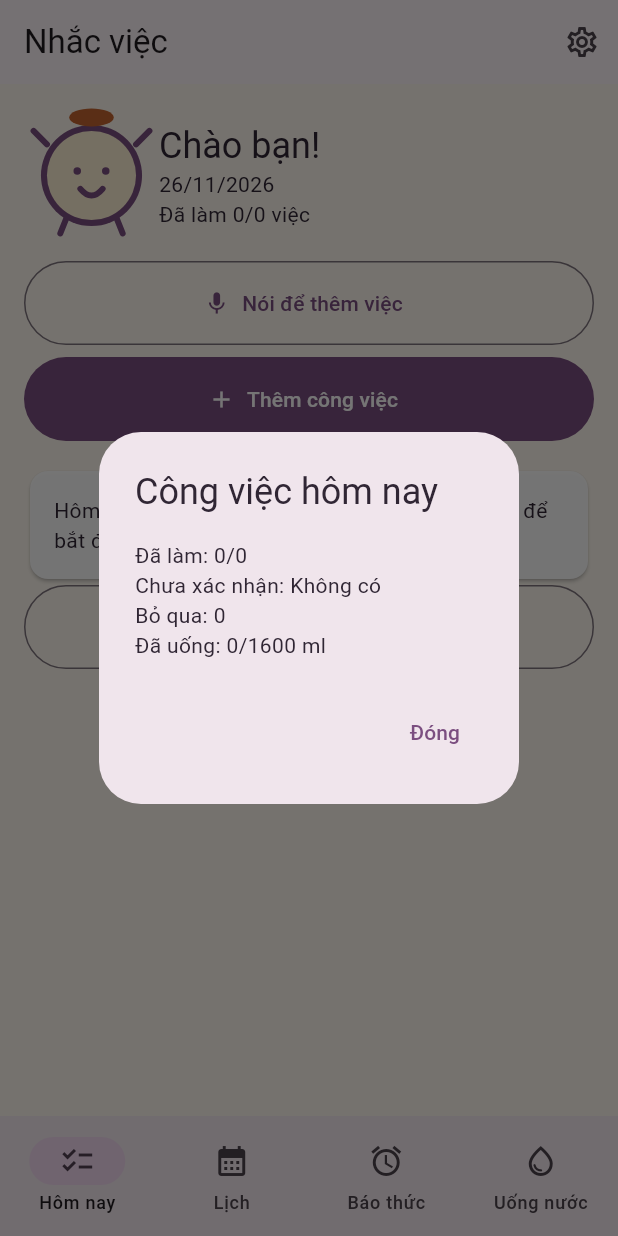
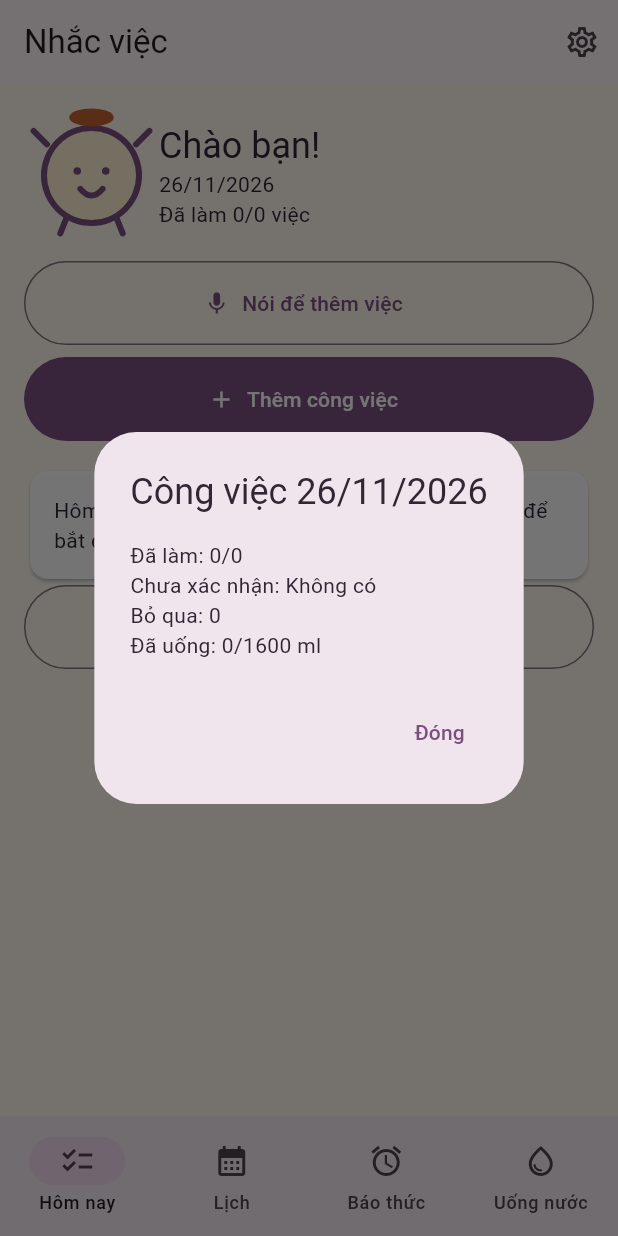
Before and after one commit to bannie-test/thu-ki-lam-viec, a Flutter app: the screen it shows after launch, after a tap on "Xem tổng kết hôm nay", on a phone screen of 412 x 824 dp. Run offline on Flutter 3.47's test engine with Material 3 defaults, Android fonts, the phone set to English and light mode, and no system bars; our stand-ins replace flutter_local_notifications, flutter_secure_storage, image_picker, shared_preferences, speech_to_text, timezone; missing offline and left inert: vnlunar; Roboto replaces fonts that are missing (BeVietnamPro).

Commit message:
Fix form syntax, persist snoozes and add full-screen alarm controls

```diff
--- a/lib/main.dart
+++ b/lib/main.dart
@@ -1,6 +1,8 @@
 import 'dart:io';
+import 'dart:convert';
 import 'package:flutter/material.dart';
 import 'package:flutter_localizations/flutter_localizations.dart';
+import 'package:flutter_local_notifications/flutter_local_notifications.dart';
 import 'package:shared_preferences/shared_preferences.dart';
 import 'package:speech_to_text/speech_to_text.dart';
 import 'package:image_picker/image_picker.dart';
@@ -86,7 +88,7 @@ class Home extends StatefulWidget {
 class _HomeState extends State<Home> with WidgetsBindingObserver {
   int tab=0;
   DateTime selected=DateTime.now(),month=DateTime(DateTime.now().year,DateTime.now().month);
-  bool lunarOnly=false,busy=false;
+  bool lunarOnly=false,busy=false,refreshPending=false;
   AppStore get db=>widget.store;
   Reminders get reminders=>widget.reminders;
   @override void initState() {
@@ -105,11 +107,23 @@ class _HomeState extends State<Home> with WidgetsBindingObserver {
   @override void dispose() { WidgetsBinding.instance.removeObserver(this); super.dispose(); }
   @override void didChangeAppLifecycleState(AppLifecycleState state) { if(state==AppLifecycleState.resumed) { setState((){}); reschedule(); } }
   void message(String text) { if(mounted) ScaffoldMessenger.of(context).showSnackBar(SnackBar(content:Text(text))); }
-  Future<void> reschedule() async { if(busy) return; busy=true; try { await reminders.rebuild(); } catch(_) { message('Chưa đặt được một số lời nhắc. Kiểm tra quyền thông báo/báo thức trong Cài đặt.'); } finally { busy=false; } }
+  Future<void> reschedule() async { if(busy) { refreshPending=true; return; } busy=true; try { await reminders.rebuild(); } catch(_) { message('Chưa đặt được một số lời nhắc. Kiểm tra quyền thông báo/báo thức trong Cài đặt.'); } finally { busy=false; if(refreshPending) { refreshPending=false; await reschedule(); } } }
   Future<void> persist() async { await db.save(); await reschedule(); if(mounted) setState((){}); }
   Future<void> showSummaryOrReview(String? payload) async {
-    // Full details use live local data, rather than the notification snapshot.
-    await showDialog<void>(context:context,builder:(c)=>AlertDialog(title:const Text('Công việc hôm nay'),content:SingleChildScrollView(child:Text(db.summary(DateTime.now()))),actions:[TextButton(onPressed:()=>Navigator.pop(c),child:const Text('Đóng'))]));
+    // Full details use live local data for the date carried by the notification.
+    var date=DateTime.now();
+    if(payload!=null) {
+      final p=jsonDecode(payload) as Map<String,dynamic>;
+      if(p['kind']=='alarm') {
+        await showDialog<void>(context:context,barrierDismissible:false,builder:(c)=>AlertDialog(title:const Text('Đến giờ rồi!'),content:Column(mainAxisSize:MainAxisSize.min,children:[const Mascot(size:120),Text(p['body']??'Báo thức')]),actions:[
+          TextButton(onPressed:() async { Navigator.pop(c); await reminders.handle(NotificationResponse(notificationResponseType:NotificationResponseType.selectedNotificationAction,actionId:'snooze',payload:payload)); },child:const Text('10 phút nữa')),
+          FilledButton(onPressed:() async { Navigator.pop(c); await reminders.handle(NotificationResponse(notificationResponseType:NotificationResponseType.selectedNotificationAction,actionId:'done',payload:payload)); },child:const Text('Tắt báo thức')),
+        ]));
+        return;
+      }
+      if(p['day']!=null) { final parts=(p['day'] as String).split('-').map(int.parse).toList(); date=DateTime(parts[0],parts[1],parts[2]); }
+    }
+    await showDialog<void>(context:context,builder:(c)=>AlertDialog(title:Text('Công việc ${dateLabel(date)}'),content:SingleChildScrollView(child:Text(db.summary(date))),actions:[TextButton(onPressed:()=>Navigator.pop(c),child:const Text('Đóng'))]));
   }
   @override Widget build(BuildContext context) {
     final image=db.settings.image;
@@ -221,7 +235,7 @@ class _HomeState extends State<Home> with WidgetsBindingObserver {
       OutlinedButton.icon(onPressed:() async {
         DateTime? d;
         if(useLunar) { d=await pickLunar(due); } else { d=await showDatePicker(context:c,initialDate:due,firstDate:DateTime(2020),lastDate:DateTime(2199)); }
-        if(d!=null) update(()=>due=DateTime(d!.year,d.month,d.day,due.hour,due.minute));
+        if(d!=null) { final picked=d; update(()=>due=DateTime(picked.year,picked.month,picked.day,due.hour,due.minute)); }
       },icon:const Icon(Icons.calendar_month),label:Text('Ngày dương: ${dateLabel(due)}')),
       Builder(builder:(_){ final l=lunar(due); return Text('Âm: ${l[0]}/${l[1]}/${l[2]}${l[3]==1?' (nhuận)':''}'); }),
       OutlinedButton.icon(onPressed:() async { final t=await showTimePicker(context:c,initialTime:TimeOfDay.fromDateTime(due)); if(t!=null) update(()=>due=DateTime(due.year,due.month,due.day,t.hour,t.minute)); },icon:const Icon(Icons.schedule),label:Text('Giờ: ${clock(due)}')),
@@ -229,7 +243,7 @@ class _HomeState extends State<Home> with WidgetsBindingObserver {
       const SizedBox(height:12),DropdownButtonFormField<int>(initialValue:early,decoration:const InputDecoration(labelText:'Nhắc trước'),items:[0,5,10,15,30,60].map((x)=>DropdownMenuItem(value:x,child:Text('$x phút'))).toList(),onChanged:(v)=>update(()=>early=v!)),
       const SizedBox(height:12),TextField(controller:note,maxLines:3,decoration:const InputDecoration(labelText:'Ghi chú')),
       if(repeat=='Hằng năm (âm)') const Text('Ngày 30 chỉ nhắc ở năm có ngày đó. Ngày thuộc tháng nhuận chỉ nhắc khi tháng nhuận tương ứng tồn tại.'),
-    ])))),actions:[TextButton(onPressed:()=>Navigator.pop(c),child:const Text('Hủy')),FilledButton(onPressed:() async {
+    ]))),actions:[TextButton(onPressed:()=>Navigator.pop(c),child:const Text('Hủy')),FilledButton(onPressed:() async {
       if(title.text.trim().isEmpty) { message('Hãy nhập tên công việc.'); return; }
       if(repeat=='Không lặp'&&!due.isAfter(DateTime.now())) { message('Hãy chọn thời gian trong tương lai.'); return; }
       final t=Task(id:original.id,title:title.text.trim(),due:due,category:category,repeat:repeat,early:early,note:note.text,records:Map.from(original.records));
@@ -249,7 +263,7 @@ class _HomeState extends State<Home> with WidgetsBindingObserver {
   Future<void> editAlarm(Alarm? alarm) async {
     var t=TimeOfDay(hour:alarm?.hour??6,minute:alarm?.minute??30);
     final label=TextEditingController(text:alarm?.label??'Thức dậy'); final days={...alarm?.weekdays??[1,2,3,4,5,6,7]};
-    await showDialog<void>(context:context,builder:(c)=>StatefulBuilder(builder:(c,update)=>AlertDialog(title:const Text('Báo thức'),content:SingleChildScrollView(child:Column(mainAxisSize:MainAxisSize.min,children:[TextField(controller:label,decoration:const InputDecoration(labelText:'Tên báo thức')),OutlinedButton(onPressed:() async { final next=await showTimePicker(context:c,initialTime:t); if(next!=null) update(()=>t=next); },child:Text(t.format(c),style:const TextStyle(fontSize:32))),Wrap(spacing:6,children:List.generate(7,(i)=>FilterChip(label:Text(i==6?'CN':'T${i+2}'),selected:days.contains(i+1),onSelected:(v)=>update(() { if(v) { days.add(i+1); } else { days.remove(i+1); } }))),const Text('Báo thức lặp vào những ngày được chọn.') ])),actions:[TextButton(onPressed:()=>Navigator.pop(c),child:const Text('Hủy')),FilledButton(onPressed:() async { if(days.isEmpty) { message('Chọn ít nhất một ngày.'); return; } final a=Alarm(id:alarm?.id??DateTime.now().microsecondsSinceEpoch.toString(),label:label.text.trim().isEmpty?'Báo thức':label.text.trim(),hour:t.hour,minute:t.minute,weekdays:days.toList()..sort()); final index=db.alarms.indexWhere((x)=>x.id==a.id); if(index<0) { db.alarms.add(a); } else { db.alarms[index]=a; } Navigator.pop(c); await persist(); },child:const Text('Lưu'))]))); label.dispose();
+    await showDialog<void>(context:context,builder:(c)=>StatefulBuilder(builder:(c,update)=>AlertDialog(title:const Text('Báo thức'),content:SingleChildScrollView(child:Column(mainAxisSize:MainAxisSize.min,children:[TextField(controller:label,decoration:const InputDecoration(labelText:'Tên báo thức')),OutlinedButton(onPressed:() async { final next=await showTimePicker(context:c,initialTime:t); if(next!=null) update(()=>t=next); },child:Text(t.format(c),style:const TextStyle(fontSize:32))),Wrap(spacing:6,children:List.generate(7,(i)=>FilterChip(label:Text(i==6?'CN':'T${i+2}'),selected:days.contains(i+1),onSelected:(v)=>update(() { if(v) { days.add(i+1); } else { days.remove(i+1); } })))),const Text('Báo thức lặp vào những ngày được chọn.') ])),actions:[TextButton(onPressed:()=>Navigator.pop(c),child:const Text('Hủy')),FilledButton(onPressed:() async { if(days.isEmpty) { message('Chọn ít nhất một ngày.'); return; } final a=Alarm(id:alarm?.id??DateTime.now().microsecondsSinceEpoch.toString(),label:label.text.trim().isEmpty?'Báo thức':label.text.trim(),hour:t.hour,minute:t.minute,weekdays:days.toList()..sort()); final index=db.alarms.indexWhere((x)=>x.id==a.id); if(index<0) { db.alarms.add(a); } else { db.alarms[index]=a; } Navigator.pop(c); await persist(); },child:const Text('Lưu'))]))); label.dispose();
   }
 
   Widget water() {
@@ -317,6 +331,7 @@ class _SettingsPageState extends State<SettingsPage> {
       ListTile(title:const Text('Ngừng hỏi lại từ'),subtitle:Text(s.reviewStop),onTap:() async { final t=await time(s.reviewStop); if(t!=null) { s.reviewStop=t; await save(); } }),
       toggle('Tổng kết cuối ngày',s.summary,(v)=>s.summary=v),ListTile(title:const Text('Giờ tổng kết'),subtitle:Text(s.summaryTime),onTap:() async { final t=await time(s.summaryTime); if(t!=null) { s.summaryTime=t; await save(); } }),
       OutlinedButton(onPressed:widget.reminders.requestPermissions,child:const Text('Cấp quyền thông báo / đúng giờ')),
+      OutlinedButton(onPressed:() async { await widget.reminders.plugin.resolvePlatformSpecificImplementation<AndroidFlutterLocalNotificationsPlugin>()?.requestFullScreenIntentPermission(); },child:const Text('Cho phép báo thức toàn màn hình')),
       OutlinedButton(onPressed:() async { await widget.reminders.plugin.show(999999,'Nhắc việc','Thông báo thử. Nếu không thấy banner, kiểm tra cài đặt thông báo của điện thoại.',widget.reminders.details('task',actions:false)); },child:const Text('Thử thông báo')),
       const Padding(padding:EdgeInsets.all(12),child:Text('Nhắc việc và tổng kết được lên lịch trước 21 ngày, tự làm mới khi mở app. Báo thức và uống nước lặp hằng tuần/hằng ngày. Hãy mở app định kỳ. Chế độ tiết kiệm pin hoặc tắt cưỡng bức có thể ngăn thông báo. App dùng giờ Việt Nam.')),
     ]),
--- a/lib/reminders.dart
+++ b/lib/reminders.dart
@@ -1,4 +1,5 @@
 import 'dart:convert';
+import 'dart:typed_data';
 import 'package:flutter_local_notifications/flutter_local_notifications.dart';
 import 'package:timezone/data/latest.dart' as tzdata;
 import 'package:timezone/timezone.dart' as tz;
@@ -35,7 +36,10 @@ class Reminders {
       playSound:s.sound, enableVibration:s.vibration,
       category:kind=='alarm'?AndroidNotificationCategory.alarm:AndroidNotificationCategory.reminder,
       sound:kind=='alarm'?const UriAndroidNotificationSound('content://settings/system/alarm_alert'):null,
-      styleInformation:const BigTextStyleInformation(''),
+      fullScreenIntent:kind=='alarm',
+      ongoing:kind=='alarm',
+      autoCancel:kind!='alarm',
+      additionalFlags:kind=='alarm'?Int32List.fromList([4]):null,
       actions:!actions?null:[
         AndroidNotificationAction('done',kind=='water'?'Đã uống':kind=='alarm'?'Tắt':'Đã làm',showsUserInterface:true),
         const AndroidNotificationAction('snooze','10 phút nữa',showsUserInterface:true),
@@ -102,6 +106,14 @@ class Reminders {
         await schedule(DateTime(day.year,day.month,day.day,p[0],p[1]),'Tổng kết ${dateLabel(day)}',store.summary(day),'summary',{'day':dayKey(day)},actions:false);
       }
     }
+    final snoozes=(jsonDecode(store.prefs.getString('snoozes')??'[]') as List).cast<Map<String,dynamic>>();
+    snoozes.removeWhere((p)=>!DateTime.parse(p['until']).isAfter(now));
+    for(final p in snoozes) {
+      final t=store.tasks.where((t)=>t.id==p['task']).firstOrNull;
+      if(p['kind']=='task'&&(t==null||t.records[p['day']]=='done'||t.records[p['day']]=='skipped')) continue;
+      await schedule(DateTime.parse(p['until']),p['title'],p['body'],p['kind'],p);
+    }
+    await store.prefs.setString('snoozes',jsonEncode(snoozes));
     await store.prefs.setString('scheduledAt',now.toIso8601String());
   }
   Future<void> handle(NotificationResponse response) async {
@@ -109,11 +121,17 @@ class Reminders {
     final p=jsonDecode(response.payload!) as Map<String,dynamic>;
     final action=response.actionId, kind=p['kind'] as String;
     if(action=='snooze') {
-      _id=DateTime.now().millisecondsSinceEpoch%1000000000;
-      await schedule(DateTime.now().add(const Duration(minutes:10)),p['title'],p['body'],kind,p);
+      final snoozes=jsonDecode(store.prefs.getString('snoozes')??'[]') as List;
+      snoozes.removeWhere((x)=>x['kind']==kind&&x['task']==p['task']&&x['alarm']==p['alarm']);
+      snoozes.add({...p,'until':DateTime.now().add(const Duration(minutes:10)).toIso8601String()});
+      await store.prefs.setString('snoozes',jsonEncode(snoozes));
+      await rebuild();
       return;
     }
     if(action=='done'||action=='skip') {
+      final snoozes=jsonDecode(store.prefs.getString('snoozes')??'[]') as List;
+      snoozes.removeWhere((x)=>x['kind']==kind&&x['task']==p['task']&&x['alarm']==p['alarm']);
+      await store.prefs.setString('snoozes',jsonEncode(snoozes));
       if(kind=='water'&&action=='done') await store.drink(p['ml'] as int);
       if(kind=='task') {
         final t=store.tasks.where((t)=>t.id==p['task']).firstOrNull;
--- a/pubspec.yaml
+++ b/pubspec.yaml
@@ -19,6 +19,7 @@ dependencies:
   path_provider: ^2.1.5
   vnlunar: ^1.2.0
 dev_dependencies:
+  flutter_lints: ^6.0.0
   flutter_test:
     sdk: flutter
 flutter:
```
Also changed, not shown: 2 other files.
